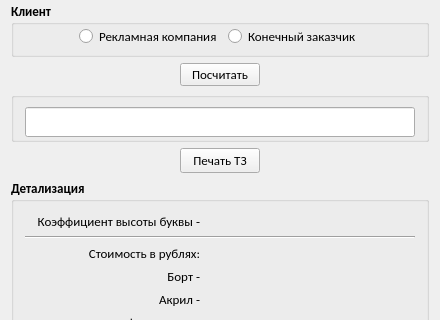
The window that MainForm.ui (AndreyGovnocoder/Calc_words) describes before a commit, drawn with Qt 5; both pictures show x 0 to 440 and y 388 to 708 of the 440 by 790 pixel window.
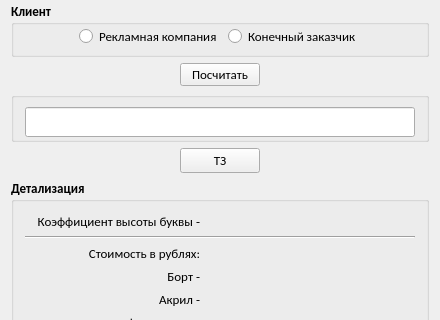
The same window after the commit.

What changed in the file:
```diff
--- a/MainForm.ui
+++ b/MainForm.ui
@@ -944,7 +944,7 @@
       <item>
        <widget class="QPushButton" name="techTask_btn">
         <property name="text">
-         <string>Печать ТЗ</string>
+         <string>ТЗ</string>
         </property>
        </widget>
       </item>
```
